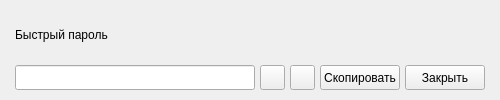
Old version of the form core/ui/layout/raw/generator_short_popup_widget.ui in the repository akato-the-dragon/Obscura.
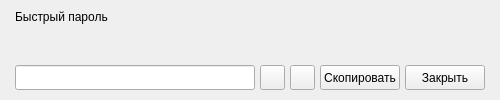
New version of the form.

The edit to the form file:
```diff
--- a/core/ui/layout/raw/generator_short_popup_widget.ui
+++ b/core/ui/layout/raw/generator_short_popup_widget.ui
@@ -31,6 +31,9 @@
      <property name="text">
       <string>Быстрый пароль</string>
      </property>
+     <property name="alignment">
+      <set>Qt::AlignLeading|Qt::AlignLeft|Qt::AlignTop</set>
+     </property>
     </widget>
    </item>
    <item>
```
